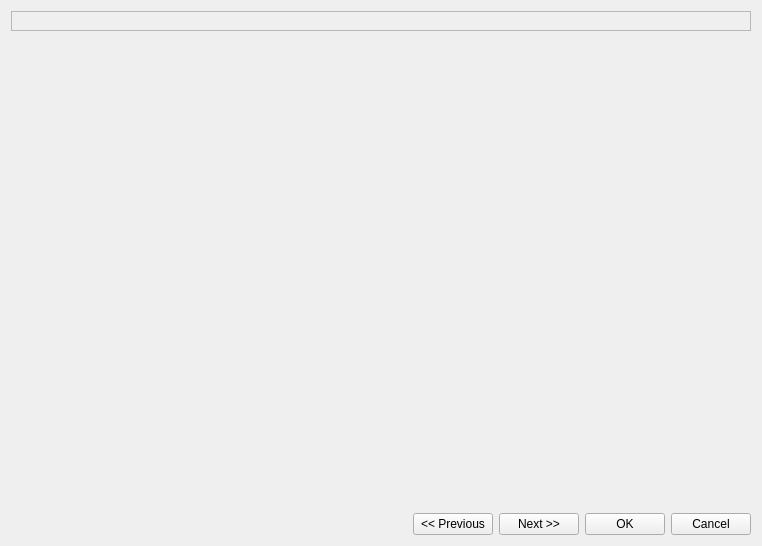
The window that src/salome/parametric/gui/wizard.ui (x3-apptech/salome-modules-parametric) describes before a commit, drawn with Qt 5.
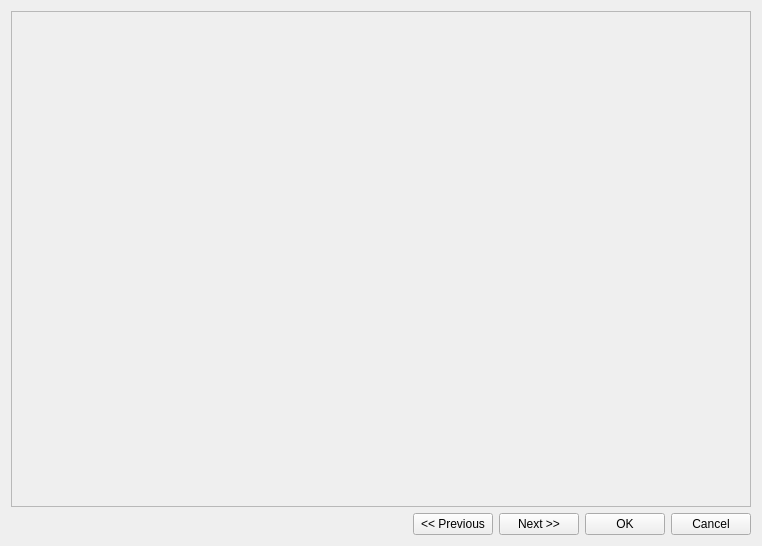
The same window after the commit.

The edit to the form file:
```diff
--- a/src/salome/parametric/gui/wizard.ui
+++ b/src/salome/parametric/gui/wizard.ui
@@ -19,6 +19,12 @@
    </item>
    <item>
     <widget class="QFrame" name="innerFrame">
+     <property name="sizePolicy">
+      <sizepolicy hsizetype="Expanding" vsizetype="Expanding">
+       <horstretch>0</horstretch>
+       <verstretch>0</verstretch>
+      </sizepolicy>
+     </property>
      <property name="frameShape">
       <enum>QFrame::StyledPanel</enum>
      </property>
@@ -28,19 +34,6 @@
      <layout class="QVBoxLayout" name="verticalLayout_3"/>
     </widget>
    </item>
-   <item>
-    <spacer name="verticalSpacer">
-     <property name="orientation">
-      <enum>Qt::Vertical</enum>
-     </property>
-     <property name="sizeHint" stdset="0">
-      <size>
-       <width>20</width>
-       <height>198</height>
-      </size>
-     </property>
-    </spacer>
-   </item>
    <item>
     <layout class="QHBoxLayout" name="horizontalLayout">
      <item>
```
